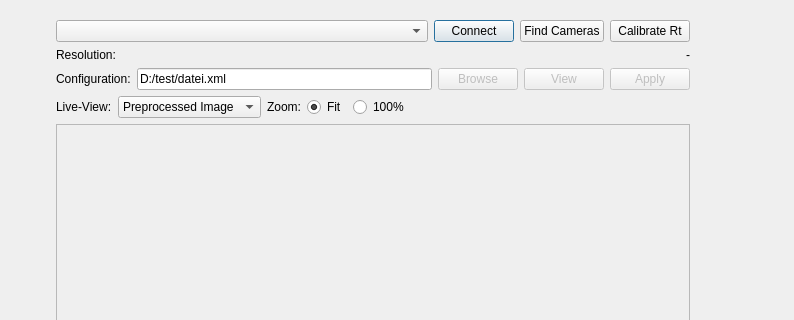
Above: centerdialog.ui from mechaot/cLaserScanner before the change; both pictures show x 0 to 794 and y 0 to 320 of the 1252 by 789 pixel window. Below: the same form after it.
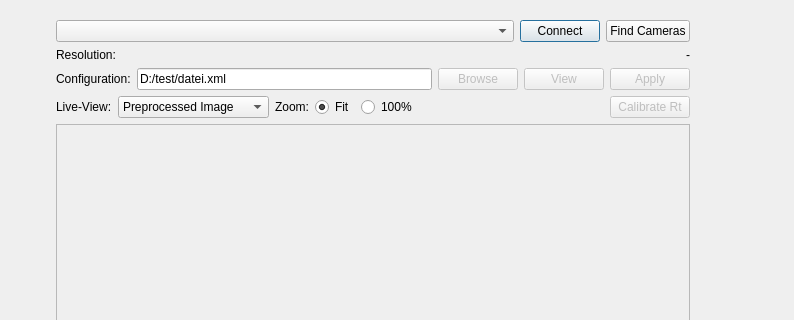
That is the form after the change. Custom widgets are drawn as their Qt base class.

```diff
--- a/centerdialog.ui
+++ b/centerdialog.ui
@@ -28,7 +28,7 @@
       <item>
        <layout class="QVBoxLayout" name="layoutDockCamera">
         <item>
-         <layout class="QHBoxLayout" name="horizontalLayout" stretch="1,0,0,0">
+         <layout class="QHBoxLayout" name="horizontalLayout" stretch="1,0,0">
           <item>
            <widget class="QComboBox" name="comboCameras"/>
           </item>
@@ -49,16 +49,6 @@
             </property>
            </widget>
           </item>
-          <item>
-           <widget class="QPushButton" name="buttonCalibrateRt">
-            <property name="enabled">
-             <bool>true</bool>
-            </property>
-            <property name="text">
-             <string>Calibrate Rt</string>
-            </property>
-           </widget>
-          </item>
          </layout>
         </item>
         <item>
@@ -133,7 +123,7 @@
        </layout>
       </item>
       <item>
-       <layout class="QHBoxLayout" name="horizontalLayout_3" stretch="0,0,0,0,0,0">
+       <layout class="QHBoxLayout" name="horizontalLayout_3" stretch="0,0,0,0,0,0,0">
         <item>
          <widget class="QLabel" name="label_3">
           <property name="text">
@@ -148,6 +138,11 @@
             <string>Preprocessed Image</string>
            </property>
           </item>
+          <item>
+           <property name="text">
+            <string>Chessboard Detection</string>
+           </property>
+          </item>
           <item>
            <property name="text">
             <string>Camera Image</string>
@@ -200,6 +195,16 @@
           </property>
          </spacer>
         </item>
+        <item>
+         <widget class="QPushButton" name="buttonCalibrateRt">
+          <property name="enabled">
+           <bool>false</bool>
+          </property>
+          <property name="text">
+           <string>Calibrate Rt</string>
+          </property>
+         </widget>
+        </item>
        </layout>
       </item>
       <item>
@@ -218,8 +223,8 @@
           <rect>
            <x>0</x>
            <y>0</y>
-           <width>545</width>
-           <height>390</height>
+           <width>654</width>
+           <height>414</height>
           </rect>
          </property>
          <widget class="CameraWidget" name="cameraWidget" native="true">
```
